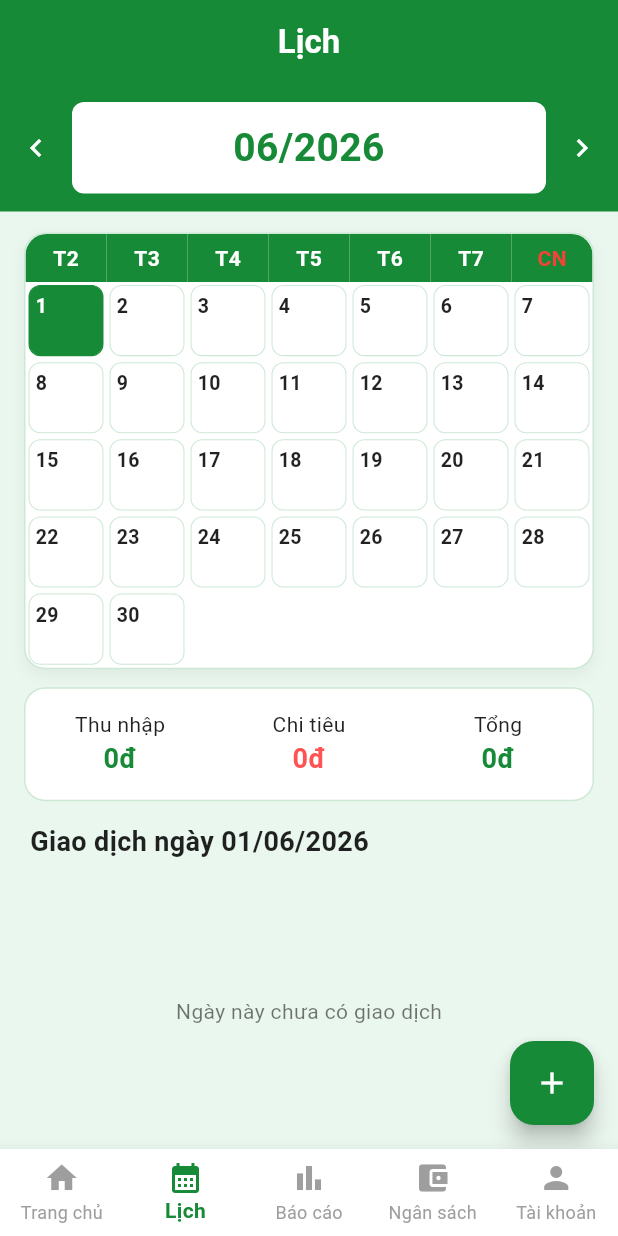
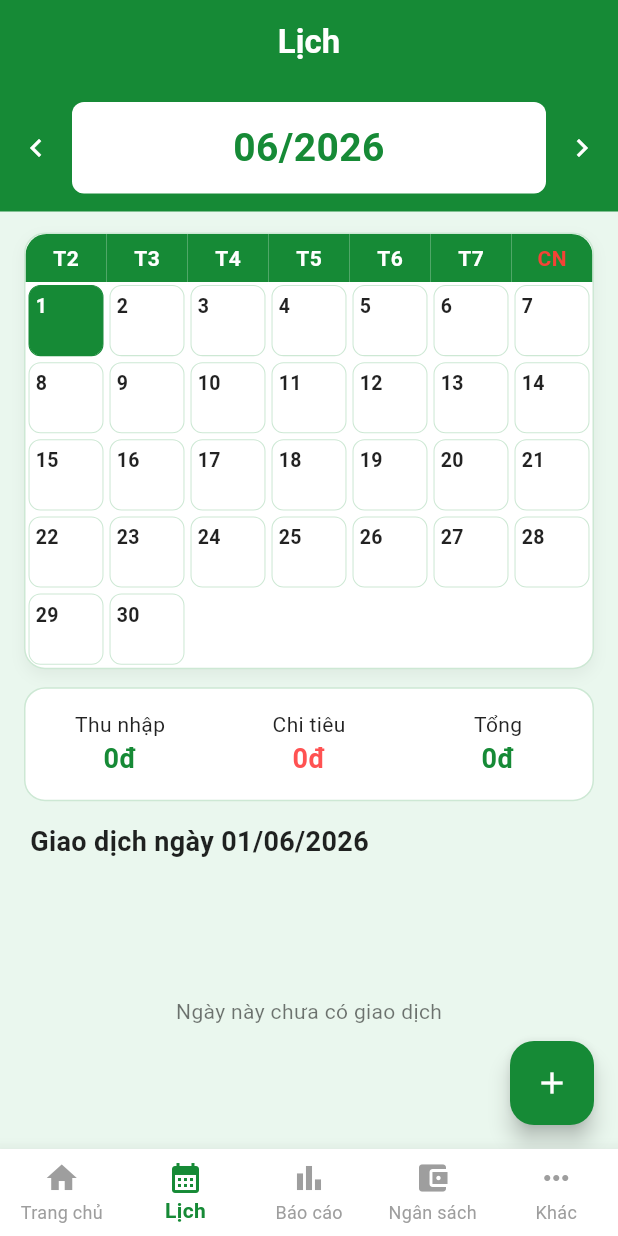
Before and after one commit to NguyenTuanAnh3464/smart-expense-manager, a Flutter app: the MainNavigation screen opened directly, item 2 of the bottom bar chosen, after a tap on the "chevron right" icon, on a phone screen of 412 x 824 dp. Run offline on Flutter 3.47's test engine with Material 3 defaults, Android fonts, the phone set to English and light mode, and no system bars; our stand-ins replace cloud_firestore, firebase_auth, firebase_core, fl_chart, flutter_slidable; accounts and stored records are empty.

```diff
--- a/lib/screens/calendar_screen.dart
+++ b/lib/screens/calendar_screen.dart
@@ -177,7 +177,15 @@ class _CalendarScreenState extends State<CalendarScreen> {
         foregroundColor: Colors.white,
         child: const Icon(Icons.add),
       ),
-      body: StreamBuilder<QuerySnapshot>(
+      body: StreamBuilder<DocumentSnapshot<Map<String, dynamic>>>(
+        stream: FirebaseFirestore.instance
+            .collection("user_settings")
+            .doc(user.uid)
+            .snapshots(),
+        builder: (context, settingSnapshot) {
+          final settings = settingSnapshot.data?.data() ?? const {};
+
+          return StreamBuilder<QuerySnapshot>(
             stream: FirebaseFirestore.instance
                 .collection("transactions")
                 .where("userId", isEqualTo: user.uid)
@@ -233,7 +241,10 @@ class _CalendarScreenState extends State<CalendarScreen> {
                       children: [
                         IconButton(
                           onPressed: previousMonth,
-                      icon: const Icon(Icons.chevron_left, color: Colors.white),
+                          icon: const Icon(
+                            Icons.chevron_left,
+                            color: Colors.white,
+                          ),
                         ),
                         Expanded(
                           child: Container(
@@ -266,7 +277,7 @@ class _CalendarScreenState extends State<CalendarScreen> {
 
                   Padding(
                     padding: const EdgeInsets.fromLTRB(16, 14, 16, 0),
-                child: _buildCalendar(monthTransactions),
+                    child: _buildCalendar(monthTransactions, settings),
                   ),
 
                   Padding(
@@ -297,15 +308,24 @@ class _CalendarScreenState extends State<CalendarScreen> {
                 ],
               );
             },
+          );
+        },
       ),
     );
   }
 
-  Widget _buildCalendar(List<Map<String, dynamic>> transactions) {
-    final firstWeekday = firstDayOfMonth.weekday;
+  Widget _buildCalendar(
+    List<Map<String, dynamic>> transactions,
+    Map<String, dynamic> settings,
+  ) {
+    final weekStartsSunday = settings["calendarWeekStart"] == "sunday";
+    final amountDisplay = settings["calendarAmountDisplay"] ?? "income_expense";
+    final firstWeekday = weekStartsSunday
+        ? firstDayOfMonth.weekday % 7
+        : firstDayOfMonth.weekday - 1;
     final daysInMonth = lastDayOfMonth.day;
 
-    final totalCells = firstWeekday - 1 + daysInMonth;
+    final totalCells = firstWeekday + daysInMonth;
 
     return Container(
       decoration: BoxDecoration(
@@ -325,7 +345,17 @@ class _CalendarScreenState extends State<CalendarScreen> {
         child: Column(
           children: [
             Row(
-              children: const [
+              children: weekStartsSunday
+                  ? const [
+                      _WeekDay("CN"),
+                      _WeekDay("T2"),
+                      _WeekDay("T3"),
+                      _WeekDay("T4"),
+                      _WeekDay("T5"),
+                      _WeekDay("T6"),
+                      _WeekDay("T7"),
+                    ]
+                  : const [
                       _WeekDay("T2"),
                       _WeekDay("T3"),
                       _WeekDay("T4"),
@@ -344,11 +374,11 @@ class _CalendarScreenState extends State<CalendarScreen> {
                 childAspectRatio: 1.05,
               ),
               itemBuilder: (context, index) {
-                if (index < firstWeekday - 1) {
+                if (index < firstWeekday) {
                   return const SizedBox.shrink();
                 }
 
-                final day = index - firstWeekday + 2;
+                final day = index - firstWeekday + 1;
                 final cellDate = DateTime(
                   currentMonth.year,
                   currentMonth.month,
@@ -373,7 +403,19 @@ class _CalendarScreenState extends State<CalendarScreen> {
                   }
                 }
 
-                return _dayCell(cellDate, income: income, expense: expense);
+                return _dayCell(
+                  cellDate,
+                  income:
+                      amountDisplay == "expense_only" ||
+                          amountDisplay == "hidden"
+                      ? 0
+                      : income,
+                  expense:
+                      amountDisplay == "income_only" ||
+                          amountDisplay == "hidden"
+                      ? 0
+                      : expense,
+                );
               },
             ),
           ],
--- a/lib/screens/main_navigation.dart
+++ b/lib/screens/main_navigation.dart
@@ -1,4 +1,7 @@
+import 'package:cloud_firestore/cloud_firestore.dart';
+import 'package:firebase_auth/firebase_auth.dart';
 import 'package:flutter/material.dart';
+import 'basic_setting_screen.dart';
 import 'budget_screen.dart';
 import 'calendar_screen.dart';
 import 'home_screen.dart';
@@ -23,6 +26,37 @@ class _MainNavigationState extends State<MainNavigation> {
     BudgetScreen(),
     AccountPage(),
   ];
+
+  @override
+  void initState() {
+    super.initState();
+    loadStartupTab();
+  }
+
+  Future<void> loadStartupTab() async {
+    final user = FirebaseAuth.instance.currentUser;
+    if (user == null) return;
+
+    final snapshot = await FirebaseFirestore.instance
+        .collection("user_settings")
+        .doc(user.uid)
+        .get();
+    if (!context.mounted) return;
+    if (!snapshot.exists) return;
+
+    final tab = snapshot.data()?["startupTab"]?.toString();
+    final nextIndex = switch (tab) {
+      "calendar" => 1,
+      "report" => 2,
+      "budget" => 3,
+      "more" => 4,
+      _ => 0,
+    };
+
+    setState(() {
+      currentIndex = nextIndex;
+    });
+  }
 
   @override
   Widget build(BuildContext context) {
@@ -55,7 +89,7 @@ class _MainNavigationState extends State<MainNavigation> {
             icon: Icon(Icons.account_balance_wallet),
             label: 'Ngân sách',
           ),
-          BottomNavigationBarItem(icon: Icon(Icons.person), label: 'Tài khoản'),
+          BottomNavigationBarItem(icon: Icon(Icons.more_horiz), label: 'Khác'),
         ],
       ),
     );
@@ -89,12 +123,42 @@ class AccountPage extends StatelessWidget {
     return Scaffold(
       backgroundColor: _MainNavigationState.softGreen,
       appBar: AppBar(
-        title: const Text('Tài khoản'),
+        title: const Text('Khác'),
         backgroundColor: _MainNavigationState.primaryGreen,
         foregroundColor: Colors.white,
       ),
-      body: const Center(
-        child: Text('Màn hình tài khoản', style: TextStyle(fontSize: 24)),
+      body: ListView(
+        padding: const EdgeInsets.all(16),
+        children: [
+          Card(
+            color: Colors.white,
+            shape: RoundedRectangleBorder(
+              borderRadius: BorderRadius.circular(14),
+            ),
+            child: ListTile(
+              leading: const Icon(
+                Icons.settings,
+                color: _MainNavigationState.primaryGreen,
+              ),
+              title: const Text(
+                'Cài đặt cơ bản',
+                style: TextStyle(
+                  color: Colors.black87,
+                  fontWeight: FontWeight.bold,
+                ),
+              ),
+              trailing: const Icon(Icons.chevron_right),
+              onTap: () {
+                Navigator.push(
+                  context,
+                  MaterialPageRoute(
+                    builder: (context) => const BasicSettingScreen(),
+                  ),
+                );
+              },
+            ),
+          ),
+        ],
       ),
     );
   }
```
Lines whose indentation alone changed are shown as unchanged.
